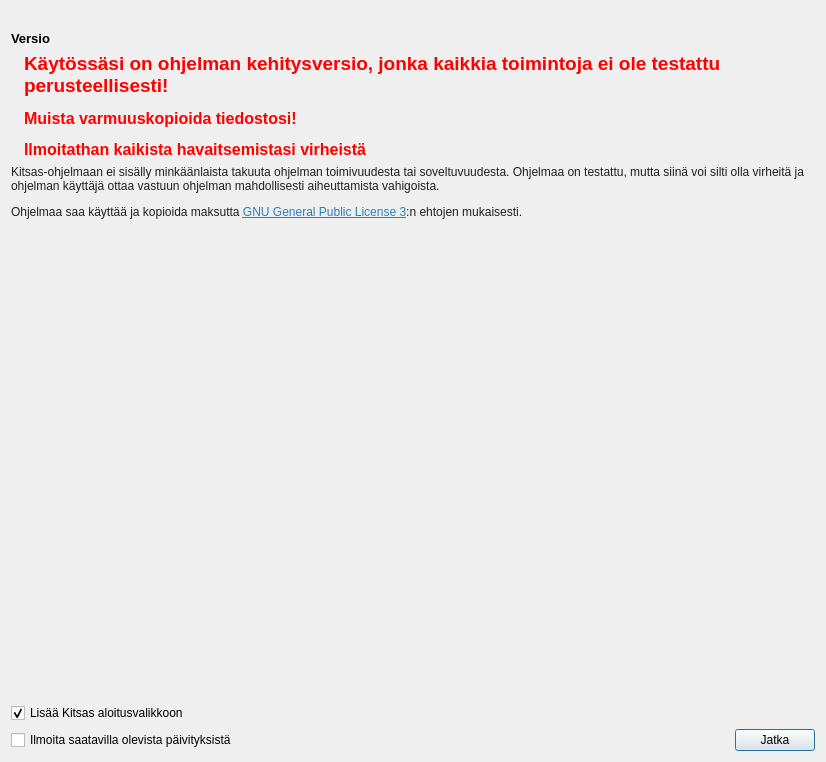
artoh/kitupiikki, file kitupiikki/aloitussivu/tervetuloa.ui: the form before one commit.
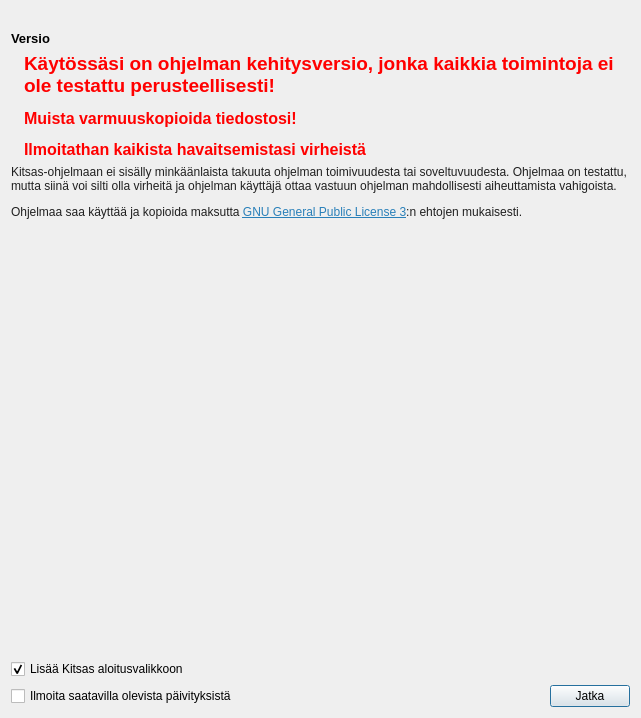
The form after the commit. Icons and pictures are not drawn.

The edit to the form file:
```diff
--- a/kitupiikki/aloitussivu/tervetuloa.ui
+++ b/kitupiikki/aloitussivu/tervetuloa.ui
@@ -6,8 +6,8 @@
    <rect>
     <x>0</x>
     <y>0</y>
-    <width>826</width>
-    <height>762</height>
+    <width>641</width>
+    <height>718</height>
    </rect>
   </property>
   <property name="windowTitle">
```
Left out of the diff: 2 changed lines with no effect on the pictures.
